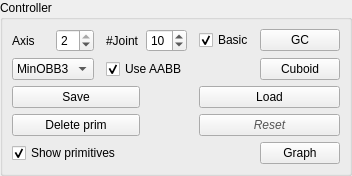
This is Stacker/ControllerWidget.ui in HonghuaLi/stacker as Qt 5 draws it before an edit. The edited form follows.
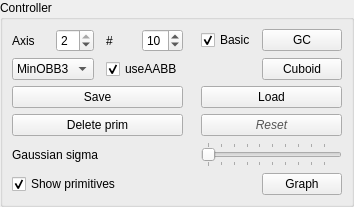
This is the edited form. Icons and pictures are not drawn.

Commit message: Killed bugs in offset detection LineJointGroup::regroup() Cuboid::movePoint, moveLineJoint. GCylinder curveTranslations and others

What changed in the file:
```diff
--- a/Stacker/ControllerWidget.ui
+++ b/Stacker/ControllerWidget.ui
@@ -6,8 +6,8 @@
    <rect>
     <x>0</x>
     <y>0</y>
-    <width>319</width>
-    <height>175</height>
+    <width>312</width>
+    <height>200</height>
    </rect>
   </property>
   <property name="windowTitle">
@@ -26,7 +26,14 @@
       <string>Controller</string>
      </property>
      <layout class="QGridLayout" name="gridLayout_2">
-      <item row="1" column="7">
+      <item row="7" column="8">
+       <widget class="QPushButton" name="showGraph">
+        <property name="text">
+         <string>Graph</string>
+        </property>
+       </widget>
+      </item>
+      <item row="1" column="8">
        <widget class="QPushButton" name="convertToCuboid">
         <property name="text">
          <string>Cuboid</string>
@@ -37,24 +44,13 @@
         </property>
        </widget>
       </item>
-      <item row="2" column="6" colspan="2">
+      <item row="2" column="7" colspan="2">
        <widget class="QPushButton" name="loadButton">
         <property name="text">
          <string>Load</string>
         </property>
        </widget>
       </item>
-      <item row="4" column="0" colspan="4">
-       <widget class="QPushButton" name="removeButton">
-        <property name="text">
-         <string>Delete prim</string>
-        </property>
-        <property name="icon">
-         <iconset resource="../Workspace.qrc">
-          <normaloff>:/Workspace/Resources/icons/remove.png</normaloff>:/Workspace/Resources/icons/remove.png</iconset>
-        </property>
-       </widget>
-      </item>
       <item row="0" column="0">
        <widget class="QLabel" name="label_8">
         <property name="text">
@@ -62,13 +58,6 @@
         </property>
        </widget>
       </item>
-      <item row="2" column="0" colspan="4">
-       <widget class="QPushButton" name="saveButton">
-        <property name="text">
-         <string>Save</string>
-        </property>
-       </widget>
-      </item>
       <item row="0" column="1">
        <widget class="QSpinBox" name="convertGcAxis">
         <property name="maximum">
@@ -98,7 +87,7 @@
         </item>
        </widget>
       </item>
-      <item row="4" column="6" colspan="2">
+      <item row="4" column="7" colspan="2">
        <widget class="QPushButton" name="resetButton">
         <property name="styleSheet">
          <string notr="true">color:rgb(85, 85, 85);
@@ -110,7 +99,24 @@
         </property>
        </widget>
       </item>
-      <item row="0" column="7">
+      <item row="0" column="3">
+       <widget class="QLabel" name="label_9">
+        <property name="text">
+         <string>#</string>
+        </property>
+       </widget>
+      </item>
+      <item row="7" column="0" colspan="8">
+       <widget class="QCheckBox" name="showPrimitives">
+        <property name="text">
+         <string>Show primitives</string>
+        </property>
+        <property name="checked">
+         <bool>true</bool>
+        </property>
+       </widget>
+      </item>
+      <item row="0" column="8">
        <widget class="QPushButton" name="convertToGC">
         <property name="text">
          <string>GC</string>
@@ -121,20 +127,10 @@
         </property>
        </widget>
       </item>
-      <item row="0" column="3">
-       <widget class="QLabel" name="label_9">
+      <item row="6" column="0" colspan="6">
+       <widget class="QLabel" name="label">
         <property name="text">
-         <string>#Joint</string>
-        </property>
-       </widget>
-      </item>
-      <item row="0" column="6">
-       <widget class="QCheckBox" name="basicFitGC">
-        <property name="text">
-         <string>Basic</string>
-        </property>
-        <property name="checked">
-         <bool>true</bool>
+         <string>Gaussian sigma</string>
         </property>
        </widget>
       </item>
@@ -148,27 +144,54 @@
         </property>
        </widget>
       </item>
+      <item row="0" column="7">
+       <widget class="QCheckBox" name="basicFitGC">
+        <property name="text">
+         <string>Basic</string>
+        </property>
+        <property name="checked">
+         <bool>true</bool>
+        </property>
+       </widget>
+      </item>
+      <item row="2" column="0" colspan="5">
+       <widget class="QPushButton" name="saveButton">
+        <property name="text">
+         <string>Save</string>
+        </property>
+       </widget>
+      </item>
+      <item row="4" column="0" colspan="5">
+       <widget class="QPushButton" name="removeButton">
+        <property name="text">
+         <string>Delete prim</string>
+        </property>
+        <property name="icon">
+         <iconset resource="../Workspace.qrc">
+          <normaloff>:/Workspace/Resources/icons/remove.png</normaloff>:/Workspace/Resources/icons/remove.png</iconset>
+        </property>
+       </widget>
+      </item>
+      <item row="6" column="7" colspan="2">
+       <widget class="QSlider" name="gaussianSlider">
+        <property name="minimum">
+         <number>1</number>
+        </property>
+        <property name="maximum">
+         <number>99</number>
+        </property>
+        <property name="orientation">
+         <enum>Qt::Horizontal</enum>
+        </property>
+        <property name="tickPosition">
+         <enum>QSlider::TicksBothSides</enum>
+        </property>
+       </widget>
+      </item>
       <item row="1" column="3" colspan="2">
        <widget class="QCheckBox" name="useAABB">
         <property name="text">
-         <string>Use AABB</string>
-        </property>
-        <property name="checked">
-         <bool>true</bool>
-        </property>
-       </widget>
-      </item>
-      <item row="5" column="7">
-       <widget class="QPushButton" name="showGraph">
-        <property name="text">
-         <string>Graph</string>
-        </property>
-       </widget>
-      </item>
-      <item row="5" column="0" colspan="7">
-       <widget class="QCheckBox" name="showPrimitives">
-        <property name="text">
-         <string>Show primitives</string>
+         <string>useAABB</string>
         </property>
         <property name="checked">
          <bool>true</bool>
```
The commit also changes 19 other files.
